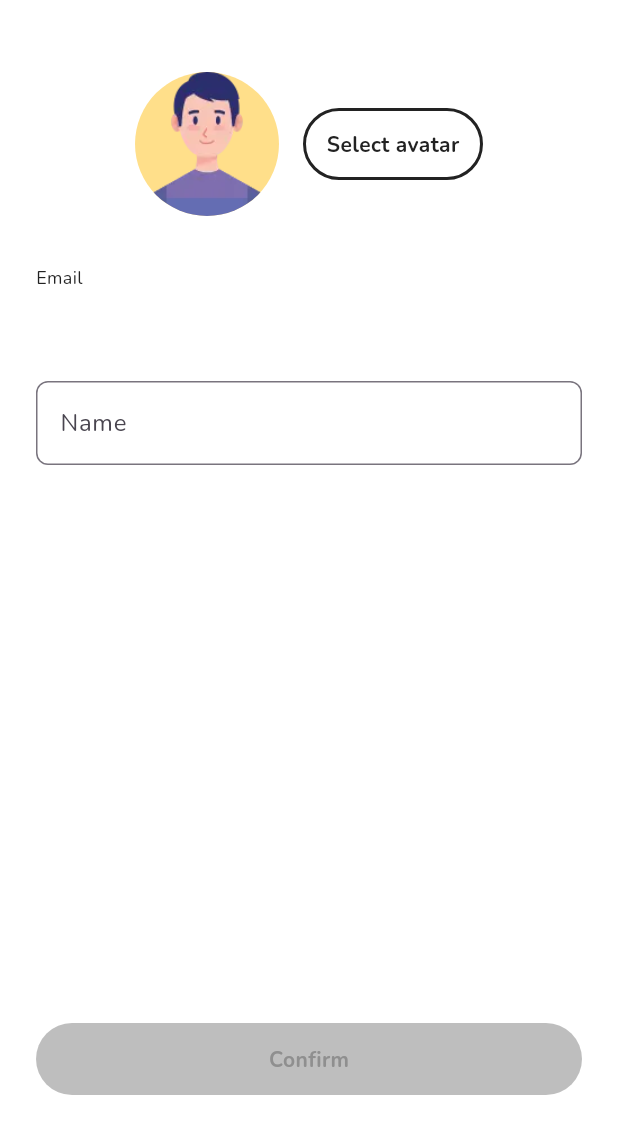
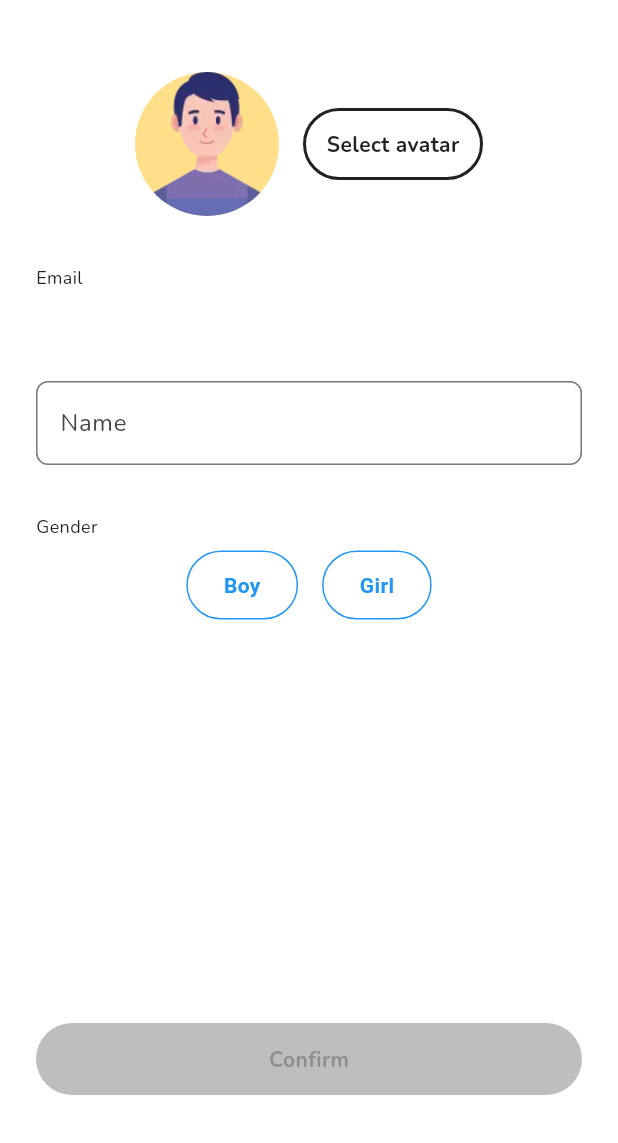
Before and after one commit to weiting12-wang/mvpvvm, a Flutter app: the ProfileScreen screen opened directly, after a tap on "Account Information", on a phone screen of 412 x 824 dp, the part 93-1236 px from its top. Run offline on Flutter 3.47's test engine with Material 3 defaults, Android fonts, the light colour scheme and no system bars; our stand-ins replace cached_network_image, connectivity_plus, dio, easy_localization, envied, flutter_riverpod and 18 more; missing offline and left inert: ming_cute_icons, purchases_flutter; accounts and stored records are empty; generated files the repository leaves out were written again; network calls fail.

Commit message:
implement gender in account infomation page of setting

```diff
--- a/lib/features/profile/model/profile.dart
+++ b/lib/features/profile/model/profile.dart
@@ -19,6 +19,9 @@ class Profile with _$Profile {
     @JsonKey(name: 'is_lifetime_premium')
     @Default(null)
     bool? isLifetimePremium,
+
+    // ✅ 新增 gender 欄位
+    @Default(null) String? gender,
   }) = _Profile;
 
   factory Profile.fromJson(Map<String, Object?> json) => _$ProfileFromJson(json);
--- a/lib/features/profile/ui/account_info_screen.dart
+++ b/lib/features/profile/ui/account_info_screen.dart
@@ -32,6 +32,8 @@ class _AccountInfoScreenState extends ConsumerState<AccountInfoScreen> {
   late final TextEditingController nameController;
   String? avatar;
   String? name;
+  // ✅ 新增性別欄位
+  String? gender;
 
   @override
   void initState() {
@@ -39,6 +41,7 @@ class _AccountInfoScreenState extends ConsumerState<AccountInfoScreen> {
     nameController = TextEditingController(text: widget.originalProfile.name);
     avatar = widget.originalProfile.avatar;
     name = widget.originalProfile.name;
+    gender = widget.originalProfile.gender; // 若已有資料則初始化
 
     nameController.addListener(_updateName);
   }
@@ -58,6 +61,29 @@ class _AccountInfoScreenState extends ConsumerState<AccountInfoScreen> {
     nameController.removeListener(_updateName);
     nameController.dispose();
     super.dispose();
+  }
+  // ✅ ⬇⬇⬇ 在這裡貼上 gender 按鈕元件方法
+  Widget _buildGenderButton(String value) {
+    final isSelected = gender == value;
+
+    return GestureDetector(
+      onTap: () => setState(() => gender = value),
+      child: Container(
+        padding: const EdgeInsets.symmetric(horizontal: 24, vertical: 12),
+        decoration: BoxDecoration(
+          color: isSelected ? Colors.blue : Colors.white,
+          border: Border.all(color: Colors.blue),
+          borderRadius: BorderRadius.circular(24),
+        ),
+        child: Text(
+          value,
+          style: TextStyle(
+            color: isSelected ? Colors.white : Colors.blue,
+            fontWeight: FontWeight.bold,
+          ),
+        ),
+      ),
+    );
   }
 
   @override
@@ -96,6 +122,18 @@ class _AccountInfoScreenState extends ConsumerState<AccountInfoScreen> {
                   label: Languages.name,
                   controller: nameController,
                 ),
+                const SizedBox(height: 32),
+                Text("Gender", style: AppTheme.body12),
+                const SizedBox(height: 8),
+                Row(
+                  mainAxisAlignment: MainAxisAlignment.center,
+                  children: [
+                    _buildGenderButton("Boy"),
+                    const SizedBox(width: 16),
+                    _buildGenderButton("Girl"),
+                  ],
+                ),
+
               ],
             ),
           ),
@@ -108,7 +146,8 @@ class _AccountInfoScreenState extends ConsumerState<AccountInfoScreen> {
             child: PrimaryButton(
               text: Languages.confirm,
               isEnable: avatar != widget.originalProfile.avatar ||
-                  name != widget.originalProfile.name,
+                  name != widget.originalProfile.name ||
+                  gender != widget.originalProfile.gender, //
               onPressed: () async {
                 try {
                   Global.showLoading(context);
@@ -117,6 +156,7 @@ class _AccountInfoScreenState extends ConsumerState<AccountInfoScreen> {
                       .updateProfile(
                         avatar: avatar,
                         name: name,
+                        gender: gender,
                       );
                   if (context.mounted) {
                     context.pop();
--- a/lib/features/profile/ui/view_model/profile_view_model.dart
+++ b/lib/features/profile/ui/view_model/profile_view_model.dart
@@ -31,6 +31,7 @@ class ProfileViewModel extends _$ProfileViewModel {
     String? email,
     String? name,
     String? avatar,
+    String? gender, // ✅ 新增
   }) async {
     state = const AsyncValue.loading();
     try {
@@ -41,11 +42,13 @@ class ProfileViewModel extends _$ProfileViewModel {
         email: email ?? currentProfile.email,
         name: name ?? currentProfile.name,
         avatar: newAvatarPath ?? currentProfile.avatar,
+        gender: gender ?? currentProfile.gender, // ✅ 這一行就是你要加的
       ) ??
           Profile(
             email: email,
             name: name,
             avatar: newAvatarPath,
+            gender: gender, // ✅ fallback 建構時也要加
           );
       debugPrint(
           '${Constants.tag} [ProfileViewModel.updateProfile] $updatedProfile');
```
Also changed, not shown: lib/environment/env.g.dart, lib/features/authentication/ui/view_model/authentication_view_model.g.dart, lib/features/profile/model/profile.freezed.dart, lib/features/profile/model/profile.g.dart, 1 other file.
